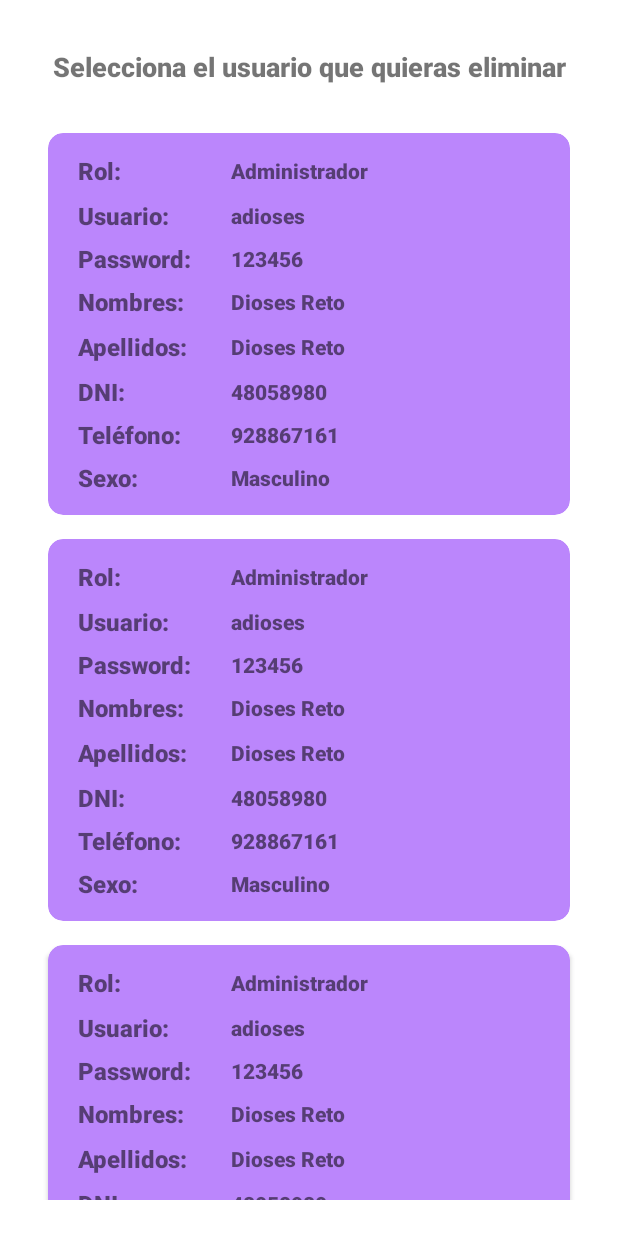
After one commit to ArthurDioses/PC07, an Android app: the layout activity_search_delete.xml on its own in the app's theme, with its tools: preview values and no code run, on a phone screen of 412 x 824 dp. The commit adds this screen. Run offline under Robolectric (Android 15) with nearby library versions, the phone set to English and light mode, and no system bars.

Commit message:
Botòn eliminar

```diff
--- a/app/src/main/AndroidManifest.xml
+++ b/app/src/main/AndroidManifest.xml
@@ -9,6 +9,9 @@
         android:roundIcon="@mipmap/ic_launcher_round"
         android:supportsRtl="true"
         android:theme="@style/Theme.PC07">
+        <activity
+            android:name=".SearchDeleteActivity"
+            android:exported="false" />
         <activity
             android:name=".HomeActivity"
             android:exported="false" />
--- /dev/null
+++ b/app/src/main/java/com/dioses/pc07/CustomAdapter.java
@@ -0,0 +1,81 @@
+package com.dioses.pc07;
+
+import android.view.LayoutInflater;
+import android.view.View;
+import android.view.ViewGroup;
+import android.widget.TextView;
+
+import androidx.annotation.NonNull;
+import androidx.recyclerview.widget.RecyclerView;
+
+import java.util.List;
+
+public class CustomAdapter extends RecyclerView.Adapter<CustomAdapter.ViewHolder> {
+
+    private List<User> mUser;
+    UserClickListener mUserListener;
+
+    public CustomAdapter(UserClickListener mUserListener) {
+        this.mUserListener = mUserListener;
+    }
+
+    public void updateUsers(List<User> mUser) {
+        this.mUser = mUser;
+        notifyDataSetChanged();
+    }
+
+    @NonNull
+    @Override
+    public ViewHolder onCreateViewHolder(@NonNull ViewGroup parent, int viewType) {
+        View view = LayoutInflater.from(parent.getContext()).inflate(R.layout.item_user, parent, false);
+        return new ViewHolder(view, this.mUserListener);
+    }
+
+    @Override
+    public void onBindViewHolder(@NonNull ViewHolder holder, int position) {
+        holder.bindView(mUser.get(holder.getLayoutPosition()));
+    }
+
+    @Override
+    public int getItemCount() {
+        return mUser == null ? 0 : mUser.size();
+    }
+
+    public static class ViewHolder extends RecyclerView.ViewHolder implements View.OnClickListener {
+
+        private UserClickListener mItemListener;
+        private TextView textRole, textNames, textLastNames, textUsername, textPassword, textDni, textCellPhone, textSex;
+        User mUser;
+
+        public ViewHolder(@NonNull View itemView, UserClickListener userClickListener) {
+            super(itemView);
+            itemView.setOnClickListener(this);
+            textRole = itemView.findViewById(R.id.text_role);
+            textNames = itemView.findViewById(R.id.text_name);
+            textLastNames = itemView.findViewById(R.id.text_last_name);
+            textUsername = itemView.findViewById(R.id.text_username);
+            textPassword = itemView.findViewById(R.id.text_password);
+            textDni = itemView.findViewById(R.id.text_dni);
+            textCellPhone = itemView.findViewById(R.id.text_cell_phone);
+            textSex = itemView.findViewById(R.id.text_sexo);
+            this.mItemListener = userClickListener;
+        }
+
+        private void bindView(User data) {
+            mUser = data;
+            textRole.setText(data.getIdrol() == 0 ? "Administrador" : "Usuario");
+            textNames.setText(data.getNombres());
+            textLastNames.setText(data.getApellidos());
+            textDni.setText(data.getDni());
+            textCellPhone.setText(data.getTelefono());
+            textUsername.setText(data.getUsername());
+            textPassword.setText(data.getConstrasenia());
+            textSex.setText(data.getSexo() == 0 ? "Hombre" : "Mujer");
+        }
+
+        @Override
+        public void onClick(View view) {
+            mItemListener.onClick(mUser);
+        }
+    }
+}
--- a/app/src/main/java/com/dioses/pc07/HomeActivity.java
+++ b/app/src/main/java/com/dioses/pc07/HomeActivity.java
@@ -37,6 +37,7 @@ public class HomeActivity extends AppCompatActivity {
     public static final String EXTRA_FROM_ADMIN = "EXTRA_FROM_ADMIN";
 
     public static final String KEY_IS_FIRST_TIME = "EXTRA_IS_FIRST_TIME";
+    public static final String EXTRA_DNI = "EXTRA_DNI";
 
     @Override
     protected void onCreate(Bundle savedInstanceState) {
@@ -81,7 +82,9 @@ public class HomeActivity extends AppCompatActivity {
             startActivity(intent);
         });
         btnDeleteUser.setOnClickListener(view -> {
-
+            Intent intent = new Intent(getApplicationContext(), SearchDeleteActivity.class);
+            intent.putExtra(EXTRA_DNI, getInputDNI());
+            startActivity(intent);
         });
         btnUpdatePassword.setOnClickListener(view -> {
             btnUpdatePassword.setVisibility(View.GONE);
--- /dev/null
+++ b/app/src/main/java/com/dioses/pc07/SearchDeleteActivity.java
@@ -0,0 +1,102 @@
+package com.dioses.pc07;
+
+import android.database.Cursor;
+import android.database.sqlite.SQLiteDatabase;
+import android.os.AsyncTask;
+import android.os.Bundle;
+import android.view.View;
+import android.widget.ProgressBar;
+import android.widget.Toast;
+
+import androidx.appcompat.app.AppCompatActivity;
+import androidx.recyclerview.widget.LinearLayoutManager;
+import androidx.recyclerview.widget.RecyclerView;
+
+import java.util.LinkedList;
+import java.util.List;
+
+public class SearchDeleteActivity extends AppCompatActivity {
+    private ProgressBar progressLoading;
+    CustomAdapter mAdapter;
+    private RecyclerView recyclerUser;
+    String myDni;
+
+    @Override
+    protected void onCreate(Bundle savedInstanceState) {
+        super.onCreate(savedInstanceState);
+        setContentView(R.layout.activity_search_delete);
+        progressLoading = findViewById(R.id.progress_loading);
+        recyclerUser = findViewById(R.id.recycler_users);
+        myDni = getIntent().getStringExtra(HomeActivity.EXTRA_DNI);
+
+        mAdapter = new CustomAdapter(user -> {
+            if (user.getDni().equals(myDni)) {
+                Toast.makeText(this, "No puede eliminar su cuenta", Toast.LENGTH_SHORT).show();
+            } else {
+                AdminSQLiteOpenHelper admin = new AdminSQLiteOpenHelper(SearchDeleteActivity.this, "upn", null, 1);
+                SQLiteDatabase bd = admin.getWritableDatabase();
+                bd.delete("usuario", "dni='" + user.getDni() + "'", null);
+                bd.close();
+                Toast.makeText(SearchDeleteActivity.this, "Se eliminó el usuario " + user.getNombres() + " " + user.getApellidos(), Toast.LENGTH_SHORT).show();
+                new TaskGetListData().execute();
+            }
+        });
+        RecyclerView.LayoutManager layoutManager = new LinearLayoutManager(this);
+        recyclerUser.setLayoutManager(layoutManager);
+        recyclerUser.setAdapter(mAdapter);
+        recyclerUser.setHasFixedSize(true);
+        new TaskGetListData().execute();
+    }
+
+    class TaskGetListData extends AsyncTask<Void, Void, List<User>> {
+
+        @Override
+        protected void onPreExecute() {
+            super.onPreExecute();
+            showLoading();
+        }
+
+        @Override
+        protected List<User> doInBackground(Void... voids) {
+            return getDataAllUser();
+        }
+
+        @Override
+        protected void onPostExecute(List<User> users) {
+            super.onPostExecute(users);
+            hideLoading();
+            renderRecycler(users);
+
+
+        }
+    }
+
+    private void renderRecycler(List<User> users) {
+        mAdapter.updateUsers(users);
+    }
+
+    private List<User> getDataAllUser() {
+        List<User> listUsers = new LinkedList<>();
+        AdminSQLiteOpenHelper admin = new AdminSQLiteOpenHelper(this, "upn", null, 1);
+        SQLiteDatabase bd = admin.getReadableDatabase();
+        Cursor fila = bd.rawQuery("select nombres,apellidos,telefono,dni,sexo,username,contrasenia,idrol from usuario ", null);
+        if (fila.moveToFirst()) {
+            do {
+                listUsers.add(new User(fila.getString(0), fila.getString(1), fila.getString(2),
+                        fila.getString(3), fila.getInt(4), fila.getString(5),
+                        fila.getString(6), fila.getInt(7)));
+            } while (fila.moveToNext());
+
+        }
+        fila.close();
+        return listUsers;
+    }
+
+    private void showLoading() {
+        progressLoading.setVisibility(View.VISIBLE);
+    }
+
+    private void hideLoading() {
+        progressLoading.setVisibility(View.GONE);
+    }
+}
--- /dev/null
+++ b/app/src/main/java/com/dioses/pc07/UserClickListener.java
@@ -0,0 +1,5 @@
+package com.dioses.pc07;
+
+public interface UserClickListener {
+    void onClick(User user);
+}
--- /dev/null
+++ b/app/src/main/res/layout/activity_search_delete.xml
@@ -0,0 +1,46 @@
+<?xml version="1.0" encoding="utf-8"?>
+<androidx.constraintlayout.widget.ConstraintLayout xmlns:android="http://schemas.android.com/apk/res/android"
+    xmlns:app="http://schemas.android.com/apk/res-auto"
+    xmlns:tools="http://schemas.android.com/tools"
+    android:layout_width="match_parent"
+    android:layout_height="match_parent"
+    tools:context=".SearchDeleteActivity">
+
+    <TextView
+        android:id="@+id/text_title"
+        android:layout_width="wrap_content"
+        android:layout_height="wrap_content"
+        android:layout_marginTop="32dp"
+        android:fontFamily="sans-serif-black"
+        android:text="Selecciona el usuario que quieras eliminar"
+        android:textSize="18sp"
+        app:layout_constraintEnd_toEndOf="parent"
+        app:layout_constraintStart_toStartOf="parent"
+        app:layout_constraintTop_toTopOf="parent" />
+
+    <androidx.recyclerview.widget.RecyclerView
+        android:id="@+id/recycler_users"
+        android:layout_width="0dp"
+        android:layout_height="0dp"
+        android:layout_marginStart="24dp"
+        android:layout_marginTop="24dp"
+        android:layout_marginEnd="24dp"
+        android:layout_marginBottom="24dp"
+        app:layout_constraintBottom_toBottomOf="parent"
+        app:layout_constraintEnd_toEndOf="parent"
+        app:layout_constraintStart_toStartOf="parent"
+        app:layout_constraintTop_toBottomOf="@+id/text_title"
+        tools:itemCount="3"
+        tools:listitem="@layout/item_user" />
+
+    <ProgressBar
+        android:id="@+id/progress_loading"
+        android:layout_width="wrap_content"
+        android:layout_height="wrap_content"
+        android:visibility="gone"
+        app:layout_constraintBottom_toBottomOf="parent"
+        app:layout_constraintEnd_toEndOf="parent"
+        app:layout_constraintStart_toStartOf="parent"
+        app:layout_constraintTop_toTopOf="parent" />
+
+</androidx.constraintlayout.widget.ConstraintLayout>
--- /dev/null
+++ b/app/src/main/res/layout/item_user.xml
@@ -0,0 +1,256 @@
+<?xml version="1.0" encoding="utf-8"?>
+<androidx.constraintlayout.widget.ConstraintLayout xmlns:android="http://schemas.android.com/apk/res/android"
+    xmlns:app="http://schemas.android.com/apk/res-auto"
+    xmlns:tools="http://schemas.android.com/tools"
+    android:layout_width="match_parent"
+    android:layout_height="wrap_content">
+
+    <androidx.cardview.widget.CardView
+        android:layout_width="match_parent"
+        android:layout_height="wrap_content"
+        android:layout_marginStart="8dp"
+        android:layout_marginTop="8dp"
+        android:layout_marginEnd="8dp"
+        android:layout_marginBottom="8dp"
+        android:backgroundTint="@color/purple_200"
+        app:cardCornerRadius="10dp"
+        app:layout_constraintBottom_toBottomOf="parent"
+        app:layout_constraintEnd_toEndOf="parent"
+        app:layout_constraintStart_toStartOf="parent"
+        app:layout_constraintTop_toTopOf="parent">
+
+        <androidx.constraintlayout.widget.ConstraintLayout
+            android:layout_width="match_parent"
+            android:layout_height="wrap_content">
+
+            <TextView
+                android:id="@+id/text_label_role"
+                android:layout_width="0dp"
+                android:layout_height="wrap_content"
+                android:layout_marginTop="14dp"
+                android:fontFamily="sans-serif-black"
+                android:text="Rol:"
+                android:textSize="16sp"
+                app:layout_constraintEnd_toStartOf="@+id/guideline_center"
+                app:layout_constraintStart_toStartOf="@+id/guideline_begin"
+                app:layout_constraintTop_toTopOf="parent" />
+
+            <TextView
+                android:id="@+id/text_role"
+                android:layout_width="0dp"
+                android:layout_height="wrap_content"
+                android:fontFamily="sans-serif-black"
+                android:textSize="14sp"
+                app:layout_constraintBottom_toBottomOf="@+id/text_label_role"
+                app:layout_constraintEnd_toStartOf="@+id/guideline_end"
+                app:layout_constraintStart_toEndOf="@+id/text_label_role"
+                app:layout_constraintTop_toTopOf="@+id/text_label_role"
+                tools:text="Administrador" />
+
+            <TextView
+                android:id="@+id/text_label_username"
+                android:layout_width="0dp"
+                android:layout_height="wrap_content"
+                android:layout_marginTop="8dp"
+                android:fontFamily="sans-serif-black"
+                android:text="Usuario:"
+                android:textSize="16sp"
+                app:layout_constraintEnd_toStartOf="@+id/guideline_center"
+                app:layout_constraintStart_toStartOf="@+id/guideline_begin"
+                app:layout_constraintTop_toBottomOf="@+id/text_label_role" />
+
+            <TextView
+                android:id="@+id/text_username"
+                android:layout_width="0dp"
+                android:layout_height="wrap_content"
+                android:fontFamily="sans-serif-black"
+                android:textSize="14sp"
+                app:layout_constraintBottom_toBottomOf="@+id/text_label_username"
+                app:layout_constraintEnd_toStartOf="@+id/guideline_end"
+                app:layout_constraintStart_toEndOf="@+id/text_label_username"
+                app:layout_constraintTop_toTopOf="@+id/text_label_username"
+                tools:text="adioses" />
+
+            <TextView
+                android:id="@+id/text_label_password"
+                android:layout_width="0dp"
+                android:layout_height="wrap_content"
+                android:layout_marginTop="8dp"
+                android:fontFamily="sans-serif-black"
+                android:text="Password:"
+                android:textSize="16sp"
+                app:layout_constraintEnd_toStartOf="@+id/guideline_center"
+                app:layout_constraintStart_toStartOf="@+id/guideline_begin"
+                app:layout_constraintTop_toBottomOf="@+id/text_username" />
+
+            <TextView
+                android:id="@+id/text_password"
+                android:layout_width="0dp"
+                android:layout_height="wrap_content"
+                android:fontFamily="sans-serif-black"
+                android:textSize="14sp"
+                app:layout_constraintBottom_toBottomOf="@+id/text_label_password"
+                app:layout_constraintEnd_toStartOf="@+id/guideline_end"
+                app:layout_constraintStart_toStartOf="@+id/guideline_center"
+                app:layout_constraintTop_toTopOf="@+id/text_label_password"
+                tools:text="123456" />
+
+            <TextView
+                android:id="@+id/text_label_name"
+                android:layout_width="0dp"
+                android:layout_height="wrap_content"
+                android:layout_marginTop="8dp"
+                android:fontFamily="sans-serif-black"
+                android:text="Nombres:"
+                android:textSize="16sp"
+                app:layout_constraintEnd_toStartOf="@+id/guideline_center"
+                app:layout_constraintStart_toStartOf="@+id/guideline_begin"
+                app:layout_constraintTop_toBottomOf="@+id/text_password" />
+
+            <TextView
+                android:id="@+id/text_name"
+                android:layout_width="0dp"
+                android:layout_height="wrap_content"
+                android:fontFamily="sans-serif-black"
+                android:textSize="14sp"
+                app:layout_constraintBottom_toBottomOf="@+id/text_label_name"
+                app:layout_constraintEnd_toStartOf="@+id/guideline_end"
+                app:layout_constraintStart_toEndOf="@+id/text_label_name"
+                app:layout_constraintTop_toTopOf="@+id/text_label_name"
+                tools:text="Dioses Reto" />
+
+            <TextView
+                android:id="@+id/text_label_last_name"
+                android:layout_width="0dp"
+                android:layout_height="wrap_content"
+                android:layout_marginTop="8dp"
+                android:fontFamily="sans-serif-black"
+
+                android:text="Apellidos:"
+                android:textSize="16sp"
+                app:layout_constraintEnd_toStartOf="@+id/guideline_center"
+                app:layout_constraintStart_toStartOf="@+id/guideline_begin"
+                app:layout_constraintTop_toBottomOf="@+id/text_label_name" />
+
+            <TextView
+                android:id="@+id/text_last_name"
+                android:layout_width="0dp"
+                android:layout_height="wrap_content"
+                android:fontFamily="sans-serif-black"
+                android:textSize="14sp"
+                app:layout_constraintBottom_toBottomOf="@+id/text_label_last_name"
+                app:layout_constraintEnd_toStartOf="@+id/guideline_end"
+                app:layout_constraintStart_toEndOf="@+id/text_label_last_name"
+                app:layout_constraintTop_toTopOf="@+id/text_label_last_name"
+                tools:text="Dioses Reto" />
+
+            <TextView
+                android:id="@+id/text_label_dni"
+                android:layout_width="0dp"
+                android:layout_height="wrap_content"
+                android:layout_marginTop="8dp"
+                android:fontFamily="sans-serif-black"
+                android:text="DNI:"
+
+                android:textSize="16sp"
+                app:layout_constraintEnd_toStartOf="@+id/guideline_center"
+                app:layout_constraintStart_toStartOf="@+id/guideline_begin"
+                app:layout_constraintTop_toBottomOf="@+id/text_label_last_name" />
+
+            <TextView
+                android:id="@+id/text_dni"
+                android:layout_width="0dp"
+                android:layout_height="wrap_content"
+                android:fontFamily="sans-serif-black"
+                android:textSize="14sp"
+                app:layout_constraintBottom_toBottomOf="@+id/text_label_dni"
+                app:layout_constraintEnd_toStartOf="@+id/guideline_end"
+                app:layout_constraintStart_toEndOf="@+id/text_label_dni"
+                app:layout_constraintTop_toTopOf="@+id/text_label_dni"
+                tools:text="48058980" />
+
+            <TextView
+                android:id="@+id/text_label_cell_phone"
+                android:layout_width="0dp"
+                android:layout_height="wrap_content"
+                android:layout_marginTop="8dp"
+                android:fontFamily="sans-serif-black"
+                android:text="Teléfono:"
+                android:textSize="16sp"
+                app:layout_constraintEnd_toStartOf="@+id/guideline_center"
+                app:layout_constraintStart_toStartOf="@+id/guideline_begin"
+                app:layout_constraintTop_toBottomOf="@+id/text_dni" />
+
+            <TextView
+                android:id="@+id/text_cell_phone"
+                android:layout_width="0dp"
+                android:layout_height="wrap_content"
+                android:fontFamily="sans-serif-black"
+                android:textSize="14sp"
+                app:layout_constraintBottom_toBottomOf="@+id/text_label_cell_phone"
+                app:layout_constraintEnd_toStartOf="@+id/guideline_end"
+                app:layout_constraintStart_toEndOf="@+id/text_label_cell_phone"
+                app:layout_constraintTop_toTopOf="@+id/text_label_cell_phone"
+                tools:text="928867161" />
+
+            <TextView
+                android:id="@+id/text_label_sexo"
+                android:layout_width="0dp"
+                android:layout_height="wrap_content"
+                android:layout_marginTop="8dp"
+                android:layout_marginBottom="14dp"
+                android:fontFamily="sans-serif-black"
+                android:text="Sexo:"
+                android:textSize="16sp"
+                app:layout_constraintBottom_toBottomOf="parent"
+                app:layout_constraintEnd_toStartOf="@+id/guideline_center"
+                app:layout_constraintStart_toStartOf="@+id/guideline_begin"
+                app:layout_constraintTop_toBottomOf="@+id/text_cell_phone" />
+
+            <TextView
+                android:id="@+id/text_sexo"
+                android:layout_width="0dp"
+                android:layout_height="wrap_content"
+                android:fontFamily="sans-serif-black"
+                android:textSize="14sp"
+                app:layout_constraintBottom_toBottomOf="@+id/text_label_sexo"
+                app:layout_constraintEnd_toStartOf="@+id/guideline_end"
+                app:layout_constraintStart_toEndOf="@+id/text_label_sexo"
+                app:layout_constraintTop_toTopOf="@+id/text_label_sexo"
+                tools:text="Masculino" />
+
+            <androidx.constraintlayout.widget.Guideline
+                android:id="@+id/guideline_begin"
+                android:layout_width="wrap_content"
+                android:layout_height="wrap_content"
+                android:orientation="vertical"
+                app:layout_constraintGuide_begin="20dp" />
+
+            <androidx.constraintlayout.widget.Guideline
+                android:id="@+id/guideline_end"
+                android:layout_width="wrap_content"
+                android:layout_height="wrap_content"
+                android:orientation="vertical"
+                app:layout_constraintGuide_end="20dp" />
+
+            <androidx.constraintlayout.widget.Guideline
+                android:id="@+id/guideline_center"
+                android:layout_width="wrap_content"
+                android:layout_height="wrap_content"
+                android:orientation="vertical"
+                app:layout_constraintGuide_percent="0.35" />
+
+
+            <ProgressBar
+                android:id="@+id/progress_loading"
+                android:layout_width="wrap_content"
+                android:layout_height="wrap_content"
+                android:visibility="gone"
+                app:layout_constraintBottom_toBottomOf="parent"
+                app:layout_constraintEnd_toEndOf="parent"
+                app:layout_constraintStart_toStartOf="parent"
+                app:layout_constraintTop_toTopOf="parent" />
+
+        </androidx.constraintlayout.widget.ConstraintLayout>
+    </androidx.cardview.widget.CardView>
+</androidx.constraintlayout.widget.ConstraintLayout>
```
